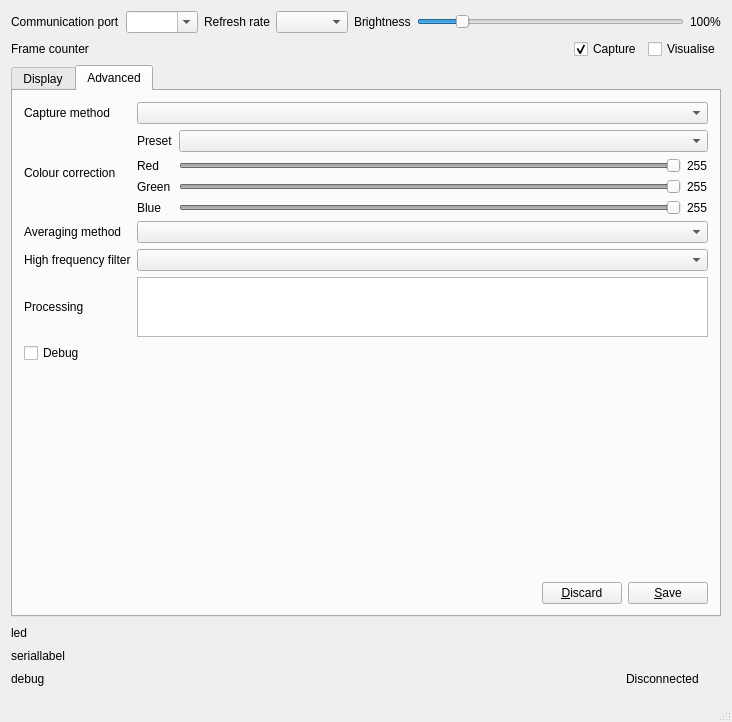
zAAmpie/ambiled_desktop, file ambiled.ui: the form before one commit.
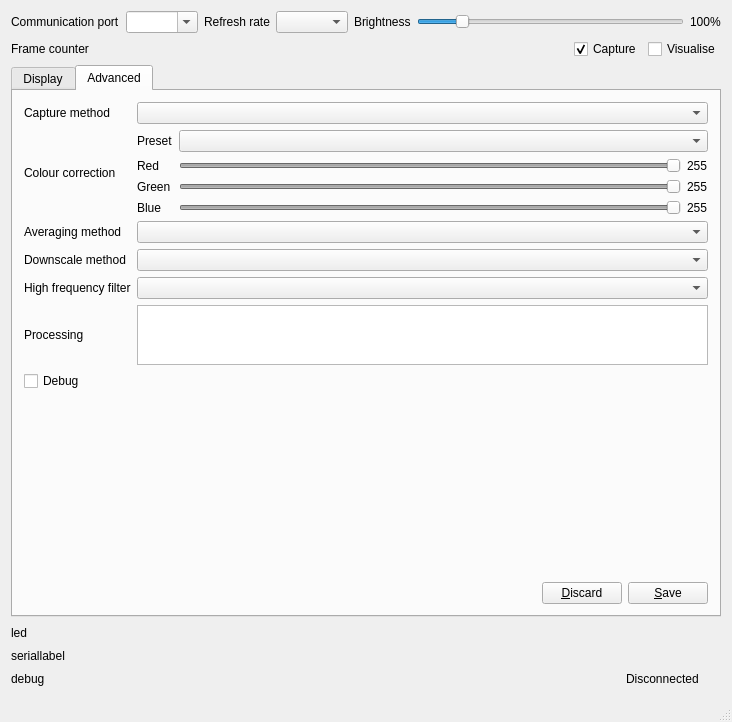
The form after the commit. The open tabs and pages were chosen to show the change. Icons and pictures are not drawn.

Commit message: Add scaling UI elements

```diff
--- a/ambiled.ui
+++ b/ambiled.ui
@@ -820,7 +820,7 @@
           </property>
          </widget>
         </item>
-        <item row="8" column="2">
+        <item row="9" column="2">
          <layout class="QHBoxLayout" name="horizontalLayout_9">
           <item>
            <spacer name="horizontalSpacer_8">
@@ -858,7 +858,7 @@
           </property>
          </widget>
         </item>
-        <item row="7" column="0">
+        <item row="8" column="0">
          <spacer name="verticalSpacer_5">
           <property name="orientation">
            <enum>Qt::Vertical</enum>
@@ -871,7 +871,7 @@
           </property>
          </spacer>
         </item>
-        <item row="4" column="0">
+        <item row="5" column="0">
          <widget class="QLabel" name="label_7">
           <property name="text">
            <string>Processing</string>
@@ -881,6 +881,16 @@
         <item row="2" column="2">
          <widget class="QComboBox" name="averageMethodComboBox"/>
         </item>
+        <item row="3" column="0">
+         <widget class="QLabel" name="scaleMethodLabel">
+          <property name="text">
+           <string>Downscale method</string>
+          </property>
+         </widget>
+        </item>
+        <item row="3" column="2">
+         <widget class="QComboBox" name="scaleMethodComboBox"/>
+        </item>
         <item row="0" column="0">
          <widget class="QLabel" name="captureLabel">
           <property name="sizePolicy">
@@ -1028,17 +1038,17 @@
           </item>
          </layout>
         </item>
-        <item row="3" column="2">
+        <item row="4" column="2">
          <widget class="QComboBox" name="highFrequencyFilterComboBox"/>
         </item>
-        <item row="3" column="0">
+        <item row="4" column="0">
          <widget class="QLabel" name="label_6">
           <property name="text">
            <string>High frequency filter</string>
           </property>
          </widget>
         </item>
-        <item row="6" column="0">
+        <item row="7" column="0">
          <widget class="QCheckBox" name="debugCheckBox">
           <property name="sizePolicy">
            <sizepolicy hsizetype="Fixed" vsizetype="Fixed">
@@ -1051,7 +1061,7 @@
           </property>
          </widget>
         </item>
-        <item row="4" column="2">
+        <item row="5" column="2">
          <widget class="QListWidget" name="processingList">
           <property name="sizePolicy">
            <sizepolicy hsizetype="Expanding" vsizetype="Expanding">
```
The commit also changes 6 other files.
